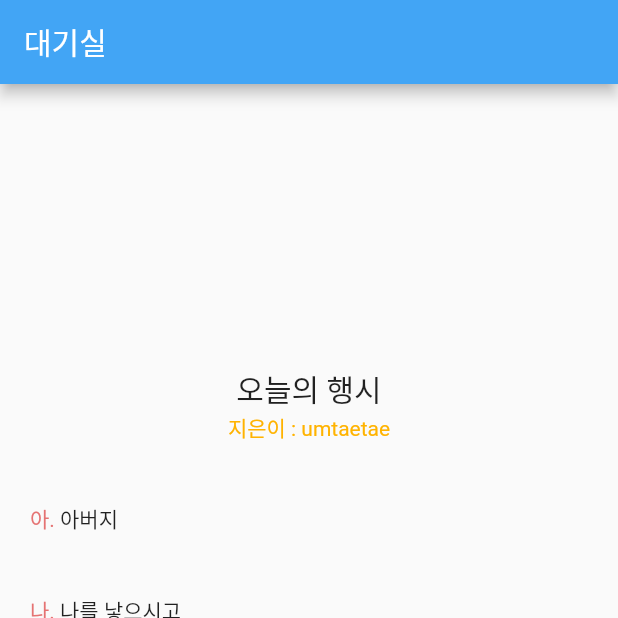
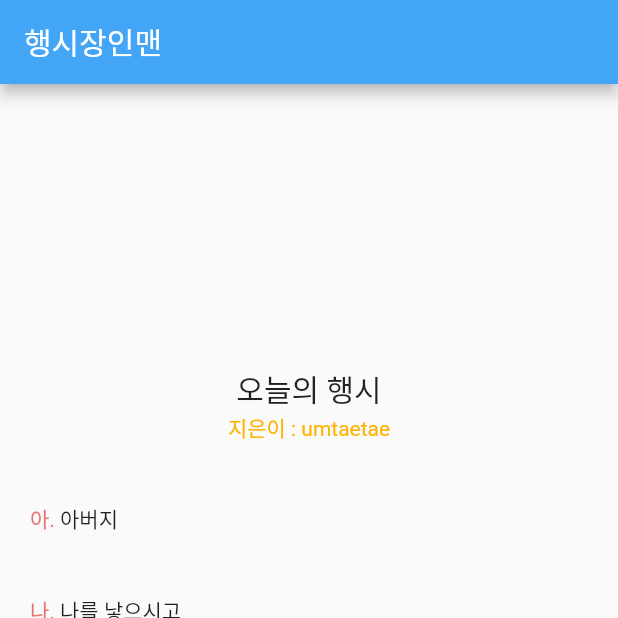
Before and after one commit to umtaesung/git_test, a Flutter app: the screen it shows after launch, on a phone screen of 412 x 824 dp, the top half of it. Run offline on Flutter 3.47's test engine with Material 2 defaults, Android fonts, the phone set to English and light mode, and no system bars.

Commit message:
firset commit

```diff
--- a/lib/main.dart
+++ b/lib/main.dart
@@ -13,7 +13,7 @@ class MyApp extends StatelessWidget {
       home: Scaffold(
           appBar: AppBar(
             backgroundColor: Colors.blue[400],
-            title: Text('대기실'),
+            title: Text('행시장인맨'),
           ),
           body: Center(
             child: Column(
```
